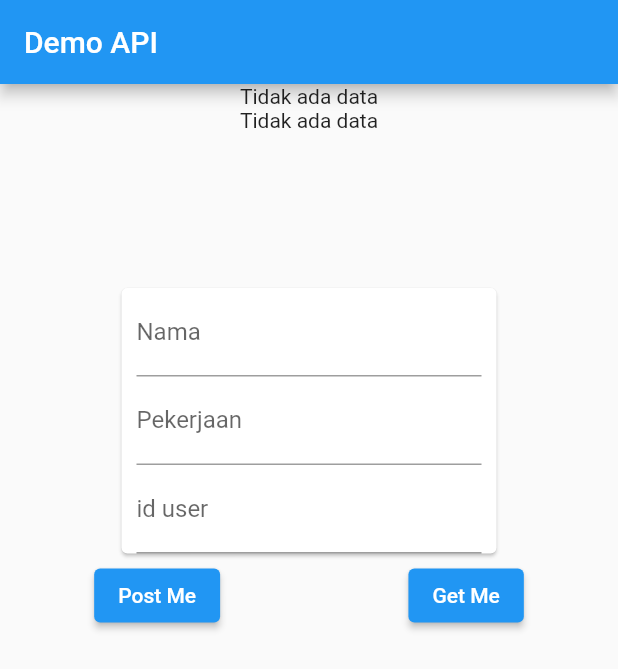
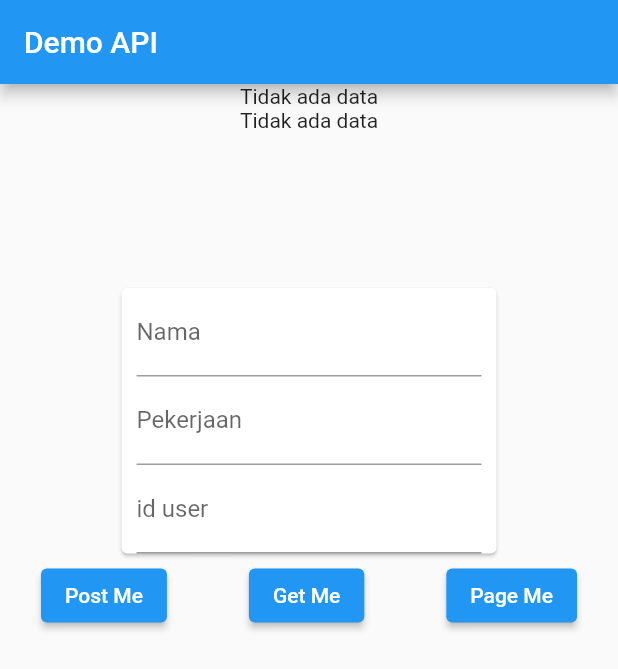
Before and after one commit to haemtee/belajar-flutter, a Flutter app: the screen it shows after launch, on a phone screen of 412 x 824 dp. Shown: the top 669 px of the screen. Run offline on Flutter 3.47's test engine with Material 2 defaults, Android fonts, the phone set to English and light mode, and no system bars; accounts and stored records are empty.

Commit message:
list users

````diff
--- a/lib/main.dart
+++ b/lib/main.dart
@@ -42,10 +42,30 @@ showAlertDialog(BuildContext context) {
   );
 }
 
+List<Widget> prepareCardWidgets(List<User> users) {
+  //here you can do any processing you need as long as you return a list of ```Widget```.
+  List<Widget> widgets = [];
+  for (var user in users) {
+    widgets.add(Column(children: [
+      Text(user.name),
+      SizedBox(
+        width: 100,
+        height: 100,
+        child: CircleAvatar(
+          backgroundImage: NetworkImage(user.avatar),
+        ),
+      ),
+    ]));
+  }
+
+  return widgets;
+}
+
 //test fitur git
 class _MyAppState extends State<MyApp> {
   PostResult? postResult;
   User? userGet;
+  List<User>? listUsers = [];
   final TextEditingController nameController = TextEditingController();
   final TextEditingController jobController = TextEditingController();
   final TextEditingController idController = TextEditingController();
@@ -63,6 +83,7 @@ class _MyAppState extends State<MyApp> {
     '11',
     '12'
   ];
+  List<String> validPage = ['1', '2'];
   @override
   Widget build(BuildContext context) {
     return MaterialApp(
@@ -88,6 +109,10 @@ class _MyAppState extends State<MyApp> {
                         ? CircleAvatar(
                             backgroundImage: NetworkImage(userGet!.avatar))
                         : null),
+                Column(
+                  children: prepareCardWidgets(listUsers!),
+                ), //
+
                 Card(
                   child: SizedBox(
                       width: 250,
@@ -156,6 +181,21 @@ class _MyAppState extends State<MyApp> {
                           }),
                       child: const Text('Get Me'),
                     ),
+                    ElevatedButton(
+                      onPressed: (() => {
+                            if (!validPage.contains(idController.text))
+                              {showAlertDialog(context)}
+                            else
+                              {
+                                User.getUsers(idController.text).then((value) {
+                                  setState(() {
+                                    listUsers = value;
+                                  });
+                                }),
+                              }
+                          }),
+                      child: const Text('Page Me'),
+                    ),
                   ],
                 )
               ],
````
Also changed, not shown: lib/user_model.dart (+16 -0 lines).
